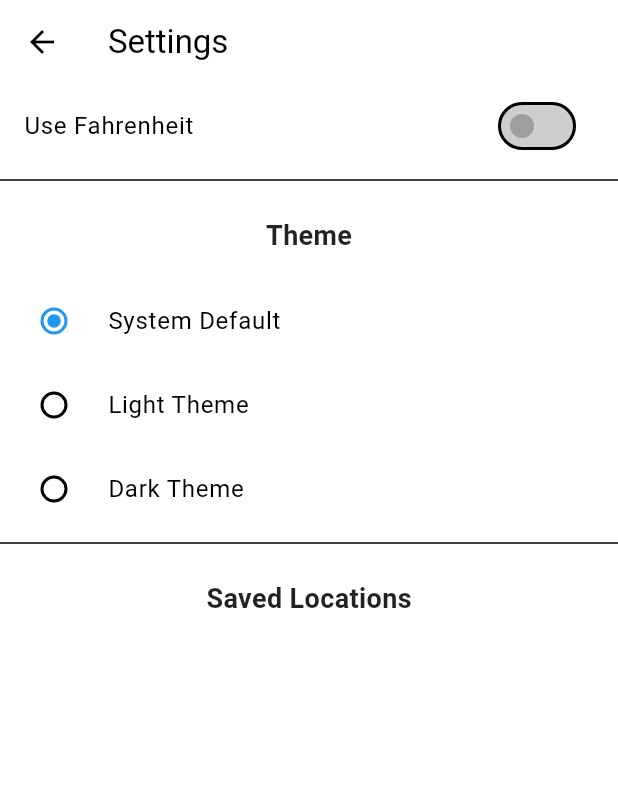
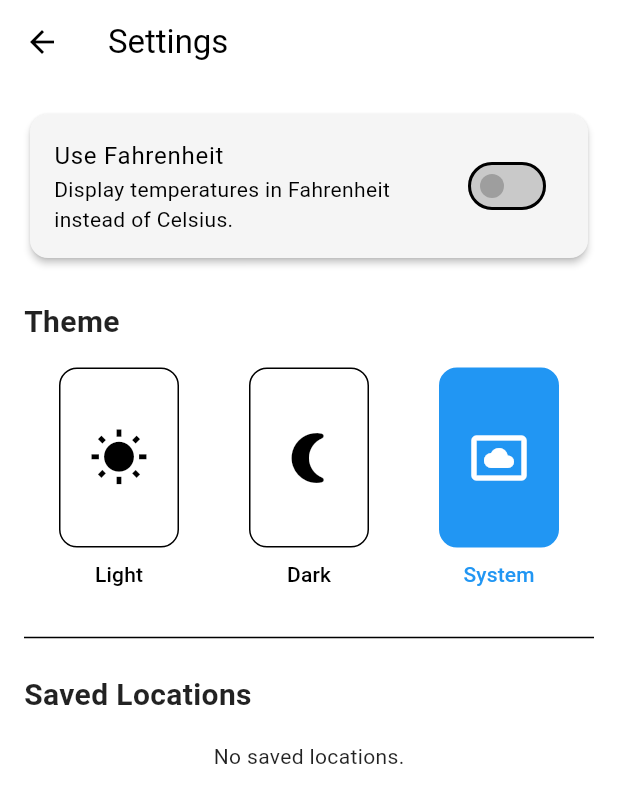
Before and after one commit to suvojeet-sengupta/Family-Message, a Flutter app: the SettingsScreen screen opened directly, on a phone screen of 412 x 824 dp. Shown: the top 803 px of the screen. Run offline on Flutter 3.47's test engine with Material 3 defaults, Android fonts, the phone set to English and light mode, and no system bars; our stand-ins replace connectivity_plus, flutter_animate, geocoding, geolocator, logger, reorderable_grid_view and 3 more; accounts and stored records are empty.

Commit message:
Feat: improve settings screen UI

```diff
--- a/lib/screens/settings_screen.dart
+++ b/lib/screens/settings_screen.dart
@@ -1,9 +1,9 @@
-
 import 'package:flutter/material.dart';
 import 'package:provider/provider.dart';
 import 'package:shared_preferences/shared_preferences.dart';
 import '../constants/app_constants.dart';
 import '../services/settings_service.dart';
+
 class SettingsScreen extends StatefulWidget {
   const SettingsScreen({super.key});
 
@@ -53,89 +53,99 @@ class _SettingsScreenState extends State<SettingsScreen> {
       appBar: AppBar(
         title: const Text('Settings'),
       ),
-      body: Column(
+      body: ListView(
+        padding: const EdgeInsets.all(16.0),
         children: [
-          SwitchListTile(
+          Card(
+            elevation: 2,
+            shape: RoundedRectangleBorder(borderRadius: BorderRadius.circular(12)),
+            child: Padding(
+              padding: const EdgeInsets.symmetric(vertical: 8.0),
+              child: SwitchListTile(
                 title: const Text('Use Fahrenheit'),
+                subtitle: const Text('Display temperatures in Fahrenheit instead of Celsius.'),
                 value: settingsService.useFahrenheit,
                 onChanged: (value) {
                   settingsService.toggleUnit(value);
                 },
               ),
-          const Divider(),
-          // Theme selection section
-          const Padding(
-            padding: EdgeInsets.all(16.0),
-            child: Text(
-              'Theme',
-              style: TextStyle(fontSize: 18, fontWeight: FontWeight.bold),
             ),
           ),
+          const SizedBox(height: 24),
+          const Text('Theme', style: TextStyle(fontSize: 20, fontWeight: FontWeight.bold)),
+          const SizedBox(height: 16),
           Consumer<SettingsService>(
             builder: (context, settingsService, child) {
-              return Column(
+              return Row(
+                mainAxisAlignment: MainAxisAlignment.spaceAround,
                 children: [
-                  RadioListTile<ThemePreference>(
-                    title: const Text('System Default'),
-                    value: ThemePreference.system,
-                    groupValue: settingsService.themePreference,
-                    onChanged: (ThemePreference? value) {
-                      if (value != null) {
-                        settingsService.setThemePreference(value);
-                      }
-                    },
-                  ),
-                  RadioListTile<ThemePreference>(
-                    title: const Text('Light Theme'),
-                    value: ThemePreference.light,
-                    groupValue: settingsService.themePreference,
-                    onChanged: (ThemePreference? value) {
-                      if (value != null) {
-                        settingsService.setThemePreference(value);
-                      }
-                    },
-                  ),
-                  RadioListTile<ThemePreference>(
-                    title: const Text('Dark Theme'),
-                    value: ThemePreference.dark,
-                    groupValue: settingsService.themePreference,
-                    onChanged: (ThemePreference? value) {
-                      if (value != null) {
-                        settingsService.setThemePreference(value);
-                      }
-                    },
-                  ),
+                  _buildThemeChoice(context, settingsService, ThemePreference.light, 'Light', Icons.wb_sunny),
+                  _buildThemeChoice(context, settingsService, ThemePreference.dark, 'Dark', Icons.nightlight_round),
+                  _buildThemeChoice(context, settingsService, ThemePreference.system, 'System', Icons.settings_system_daydream),
                 ],
               );
             },
           ),
+          const SizedBox(height: 24),
           const Divider(),
-          const Padding(
-            padding: EdgeInsets.all(16.0),
-            child: Text(
-              'Saved Locations',
-              style: TextStyle(fontSize: 18, fontWeight: FontWeight.bold),
-            ),
-          ),
-          Expanded(
-            child: ReorderableListView(
+          const SizedBox(height: 16),
+          const Text('Saved Locations', style: TextStyle(fontSize: 20, fontWeight: FontWeight.bold)),
+          const SizedBox(height: 16),
+          _savedCities.isEmpty
+              ? const Center(child: Text('No saved locations.'))
+              : ReorderableListView.builder(
+                  shrinkWrap: true,
+                  physics: const NeverScrollableScrollPhysics(),
+                  itemCount: _savedCities.length,
                   onReorder: _reorderCities,
-              children: [
-                for (final city in _savedCities)
-                  ListTile(
+                  itemBuilder: (context, index) {
+                    final city = _savedCities[index];
+                    return Card(
                       key: ValueKey(city),
+                      elevation: 2,
+                      margin: const EdgeInsets.symmetric(vertical: 4),
+                      shape: RoundedRectangleBorder(borderRadius: BorderRadius.circular(12)),
+                      child: ListTile(
                         leading: const Icon(Icons.drag_handle),
                         title: Text(city),
                         trailing: IconButton(
-                      icon: const Icon(Icons.delete),
+                          icon: const Icon(Icons.delete_outline),
                           onPressed: () => _deleteCity(city),
                         ),
                       ),
-              ],
-            ),
+                    );
+                  },
                 ),
         ],
       ),
     );
   }
+
+  Widget _buildThemeChoice(BuildContext context, SettingsService settingsService, ThemePreference preference, String label, IconData icon) {
+    final isSelected = settingsService.themePreference == preference;
+    final colorScheme = Theme.of(context).colorScheme;
+
+    return GestureDetector(
+      onTap: () => settingsService.setThemePreference(preference),
+      child: Column(
+        children: [
+          Container(
+            width: 80,
+            height: 120,
+            decoration: BoxDecoration(
+              color: isSelected ? colorScheme.primaryContainer : colorScheme.surface,
+              borderRadius: BorderRadius.circular(12),
+              border: Border.all(
+                color: isSelected ? colorScheme.primary : colorScheme.outline,
+                width: isSelected ? 2 : 1,
+              ),
+            ),
+            child: Icon(icon, size: 40, color: isSelected ? colorScheme.onPrimaryContainer : colorScheme.onSurface),
+          ),
+          const SizedBox(height: 8),
+          Text(label, style: Theme.of(context).textTheme.labelLarge?.copyWith(color: isSelected ? colorScheme.primary : colorScheme.onSurface)),
+        ],
+      ),
+    );
   }
+}
```
Lines whose indentation alone changed are shown as unchanged.
